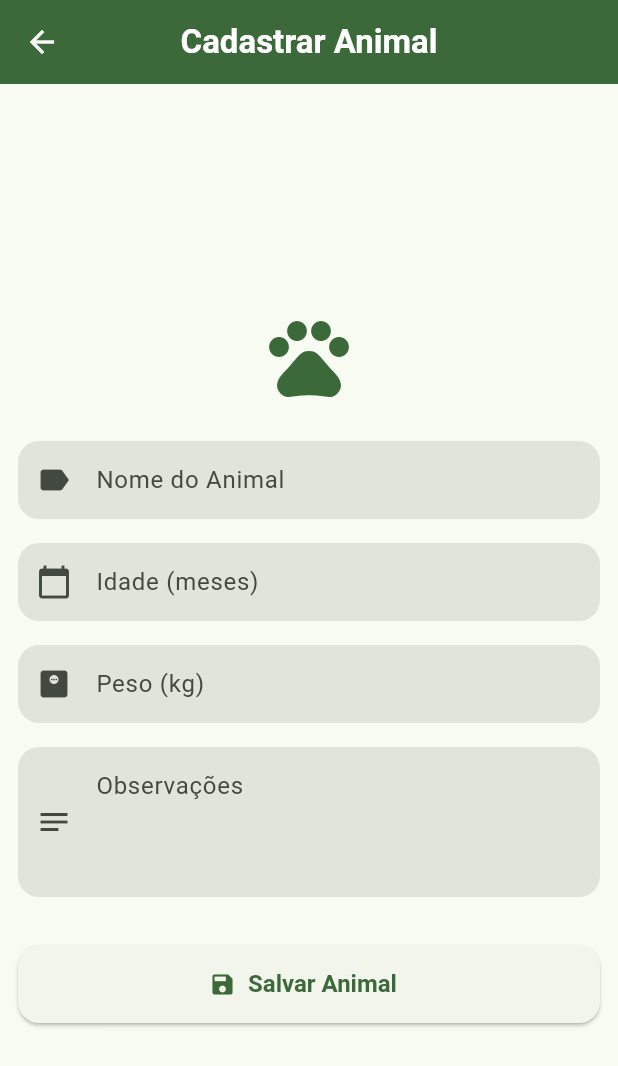
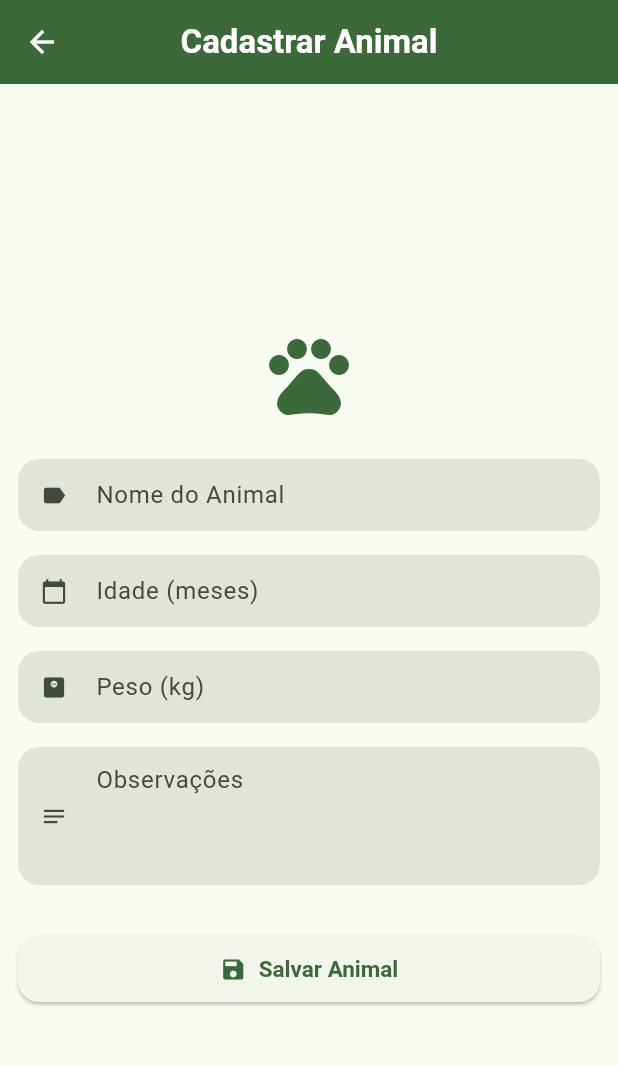
Before and after one commit to LeoniAlvesD/agrotrilho-app, a Flutter app: the screen it shows after launch, scrolled down 576 dp, after a tap on "Cadastrar Novo Animal", on a phone screen of 412 x 824 dp. Shown: the top 1066 px of the screen. Run offline on Flutter 3.47's test engine with Material 3 defaults, Android fonts, the phone set to English and light mode, and no system bars; our stand-ins replace qr_flutter, shared_preferences, speech_to_text; missing offline and left inert: mobile_scanner.

Commit message:
feat: implement responsive UI and compact layout across breakpoints
Agent-Logs-Url: https://github.com/LeoniAlvesD/agrotrilho-app/sessions/a632e973-44c0-4b3b-b269-6758d1c2026a

Co-authored-by: LeoniAlvesD <267187219+LeoniAlvesD@users.noreply.github.com>

```diff
--- a/lib/screens/home/home_screen.dart
+++ b/lib/screens/home/home_screen.dart
@@ -3,6 +3,7 @@ import 'package:provider/provider.dart';
 import '../../services/animal_service.dart';
 import '../../utils/constants.dart';
 import '../../utils/responsive_helper.dart';
+import '../../utils/ui_scale.dart';
 import '../../widgets/metric_card.dart';
 import '../../widgets/voice_command_help.dart';
 import '../animais/animal_form.dart';
@@ -39,7 +40,7 @@ class HomeScreen extends StatelessWidget {
               // ── Greeting banner ────────────────────────────────────────
               Container(
                 width: double.infinity,
-                padding: const EdgeInsets.all(20),
+                padding: EdgeInsets.all(UiScale.cardPadding(context) + 4),
                 decoration: BoxDecoration(
                   gradient: LinearGradient(
                     colors: [
@@ -49,12 +50,12 @@ class HomeScreen extends StatelessWidget {
                     begin: Alignment.topLeft,
                     end: Alignment.bottomRight,
                   ),
-                  borderRadius: BorderRadius.circular(22),
+                  borderRadius: BorderRadius.circular(20),
                   boxShadow: [
                     BoxShadow(
                       color: colorScheme.primary.withAlpha(60),
-                      blurRadius: 16,
-                      offset: const Offset(0, 6),
+                      blurRadius: 14,
+                      offset: const Offset(0, 5),
                     ),
                   ],
                 ),
@@ -66,14 +67,15 @@ class HomeScreen extends StatelessWidget {
                       style: theme.textTheme.titleLarge?.copyWith(
                         color: Colors.white,
                         fontWeight: FontWeight.w800,
-                        fontSize: 22,
+                        fontSize: UiScale.fontLg(context) + 2,
                       ),
                     ),
-                    const SizedBox(height: 6),
+                    const SizedBox(height: 4),
                     Text(
                       'Resumo do seu rebanho hoje',
                       style: theme.textTheme.bodyMedium?.copyWith(
                         color: Colors.white.withAlpha(220),
+                        fontSize: UiScale.fontSm(context),
                       ),
                     ),
                   ],
@@ -103,15 +105,16 @@ class HomeScreen extends StatelessWidget {
                 width: double.infinity,
                 child: ElevatedButton.icon(
                   onPressed: () => _abrirCadastro(context, service),
-                  icon: const Icon(Icons.add, size: 24),
-                  label: const Text(
+                  icon: const Icon(Icons.add, size: 22),
+                  label: Text(
                     'Cadastrar Novo Animal',
-                    style: TextStyle(fontSize: 17),
+                    style: TextStyle(fontSize: UiScale.fontMd(context)),
                   ),
                   style: ElevatedButton.styleFrom(
-                    padding: const EdgeInsets.symmetric(vertical: 16),
+                    padding: EdgeInsets.symmetric(
+                        vertical: UiScale.gap(context) + 4),
                     shape: RoundedRectangleBorder(
-                      borderRadius: BorderRadius.circular(16),
+                      borderRadius: BorderRadius.circular(14),
                     ),
                   ),
                 ),
@@ -284,7 +287,8 @@ class _MetricsGrid extends StatelessWidget {
     ];
 
     final isMobile = ResponsiveHelper.isMobile(context);
-    final columns = isMobile ? 1 : 3;
+    final isTablet = ResponsiveHelper.isTablet(context);
+    final columns = isMobile ? 1 : isTablet ? 2 : 3;
 
     if (columns == 1) {
       return Column(
@@ -294,6 +298,29 @@ class _MetricsGrid extends StatelessWidget {
                   child: c,
                 ))
             .toList(),
+      );
+    }
+
+    if (columns == 2) {
+      return Column(
+        children: [
+          Row(
+            children: cards.take(2).map((c) => Expanded(
+                  child: Padding(
+                    padding: const EdgeInsets.symmetric(horizontal: 4),
+                    child: c,
+                  ),
+                )).toList(),
+          ),
+          const SizedBox(height: 8),
+          SizedBox(
+            width: double.infinity,
+            child: Padding(
+              padding: const EdgeInsets.symmetric(horizontal: 4),
+              child: cards[2],
+            ),
+          ),
+        ],
       );
     }
 
@@ -345,12 +372,12 @@ class _QuickAccessGrid extends StatelessWidget {
     ];
 
     return GridView.count(
-      crossAxisCount: 2,
+      crossAxisCount: ResponsiveHelper.isMobile(context) ? 2 : 4,
       shrinkWrap: true,
       physics: const NeverScrollableScrollPhysics(),
-      crossAxisSpacing: 12,
-      mainAxisSpacing: 12,
-      childAspectRatio: 2.2,
+      crossAxisSpacing: 10,
+      mainAxisSpacing: 10,
+      childAspectRatio: ResponsiveHelper.isMobile(context) ? 2.0 : 2.6,
       children: items.map((item) => _QuickCard(item: item)).toList(),
     );
   }
@@ -388,7 +415,7 @@ class _QuickCard extends StatelessWidget {
           borderRadius: BorderRadius.circular(16),
           border: Border.all(color: item.color.withAlpha(60)),
         ),
-        padding: const EdgeInsets.symmetric(horizontal: 14, vertical: 10),
+        padding: const EdgeInsets.symmetric(horizontal: 12, vertical: 8),
         child: Row(
           children: [
             Icon(item.icon, color: item.color, size: 26),
--- a/lib/screens/root_screen.dart
+++ b/lib/screens/root_screen.dart
@@ -89,13 +89,19 @@ class _RootScreenState extends State<RootScreen> {
       goTo: _onItemSelected,
       child: Scaffold(
         appBar: AppBar(
+          toolbarHeight: isMobile ? 52 : 60,
+          titleSpacing: isMobile ? 4 : NavigationToolbar.kMiddleSpacing,
           title: Row(
             mainAxisSize: MainAxisSize.min,
             children: [
-              Icon(Icons.agriculture, size: 28,
+              Icon(Icons.agriculture,
+                  size: isMobile ? 22 : 28,
                   semanticLabel: AppStrings.appName),
               SizedBox(width: AppSpacing.sm),
-              Text(_titles[_selectedIndex]),
+              Text(
+                _titles[_selectedIndex],
+                style: TextStyle(fontSize: isMobile ? 16 : 20),
+              ),
             ],
           ),
           automaticallyImplyLeading: isMobile,
--- a/lib/theme/app_theme.dart
+++ b/lib/theme/app_theme.dart
@@ -36,6 +36,7 @@ class AppTheme {
       // Input Decoration Theme
       inputDecorationTheme: InputDecorationTheme(
         filled: true,
+        isDense: true,
         fillColor: colorScheme.surfaceContainerHighest,
         border: OutlineInputBorder(
           borderRadius: BorderRadius.circular(14),
@@ -54,19 +55,21 @@ class AppTheme {
         ),
         contentPadding: const EdgeInsets.symmetric(
           horizontal: 16,
-          vertical: 14,
+          vertical: 10,
         ),
+        constraints: const BoxConstraints(minHeight: 44),
       ),
 
       // Elevated Button Theme
       elevatedButtonTheme: ElevatedButtonThemeData(
         style: ElevatedButton.styleFrom(
-          minimumSize: const Size(double.infinity, 52),
+          minimumSize: const Size(double.infinity, 44),
           shape: RoundedRectangleBorder(
             borderRadius: BorderRadius.circular(14),
           ),
+          padding: const EdgeInsets.symmetric(horizontal: 20, vertical: 10),
           textStyle: const TextStyle(
-            fontSize: 16,
+            fontSize: 15,
             fontWeight: FontWeight.w600,
           ),
         ),
```
Also changed, not shown: lib/screens/relatorios/relatorios_screen.dart (+64 -27 lines), lib/utils/ui_scale.dart (added, +30 -0 lines), lib/widgets/animal_card.dart (+13 -8 lines), lib/widgets/dashboard_card.dart (+8 -5 lines), lib/widgets/stats_card.dart (+5 -2 lines).
